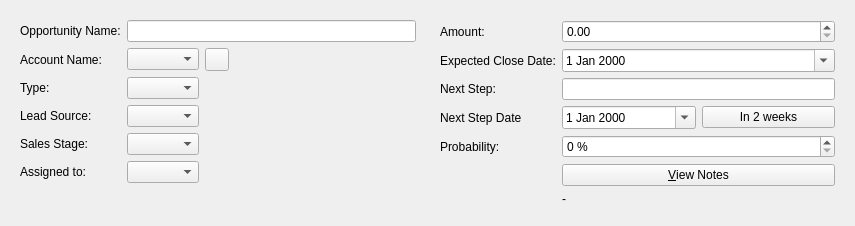
KDAB/FatCRM, file client/src/details/opportunitydetails.ui: the form before one commit.
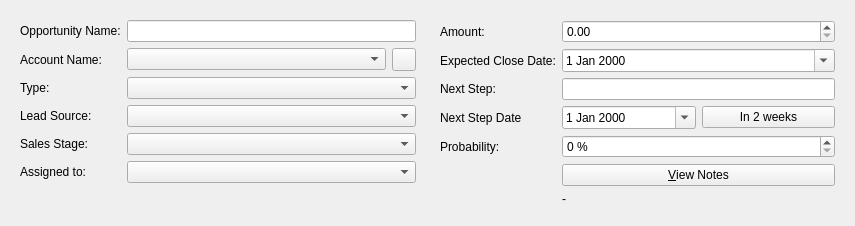
The form after the commit. Icons and pictures are not drawn. Custom widgets are drawn as their Qt base class.

Commit message: redo layout to avoid empty rows; no change at runtime though

```diff
--- a/client/src/details/opportunitydetails.ui
+++ b/client/src/details/opportunitydetails.ui
@@ -17,9 +17,6 @@
    <item>
     <widget class="QWidget" name="widget" native="true">
      <layout class="QFormLayout" name="formLayout">
-      <property name="fieldGrowthPolicy">
-       <enum>QFormLayout::ExpandingFieldsGrow</enum>
-      </property>
       <item row="0" column="0">
        <widget class="QLabel" name="label">
         <property name="text">
@@ -53,44 +50,44 @@
         </item>
        </layout>
       </item>
-      <item row="4" column="0">
+      <item row="2" column="0">
        <widget class="QLabel" name="label_3">
         <property name="text">
          <string>Type:</string>
         </property>
        </widget>
       </item>
-      <item row="4" column="1">
+      <item row="2" column="1">
        <widget class="QComboBox" name="opportunity_type"/>
       </item>
-      <item row="5" column="0">
+      <item row="3" column="0">
        <widget class="QLabel" name="label_4">
         <property name="text">
          <string>Lead Source:</string>
         </property>
        </widget>
       </item>
-      <item row="5" column="1">
+      <item row="3" column="1">
        <widget class="QComboBox" name="lead_source"/>
       </item>
-      <item row="6" column="0">
+      <item row="4" column="0">
        <widget class="QLabel" name="label_6">
         <property name="text">
          <string>Sales Stage:</string>
         </property>
        </widget>
       </item>
-      <item row="6" column="1">
+      <item row="4" column="1">
        <widget class="QComboBox" name="sales_stage"/>
       </item>
-      <item row="7" column="0">
+      <item row="5" column="0">
        <widget class="QLabel" name="label_7">
         <property name="text">
          <string>Assigned to:</string>
         </property>
        </widget>
       </item>
-      <item row="7" column="1">
+      <item row="5" column="1">
        <widget class="QComboBox" name="assigned_user_name"/>
       </item>
      </layout>
```
